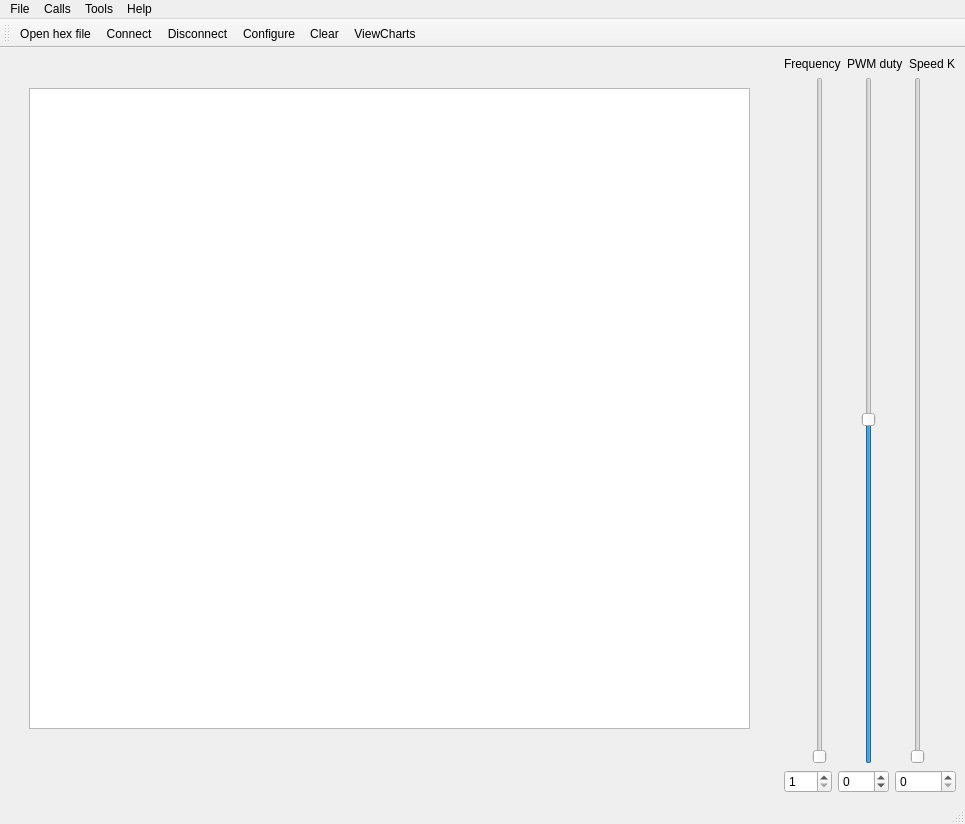
This is mainwindow.ui in RunoVj/Terminal as Qt 5 draws it before an edit. The edited form follows.
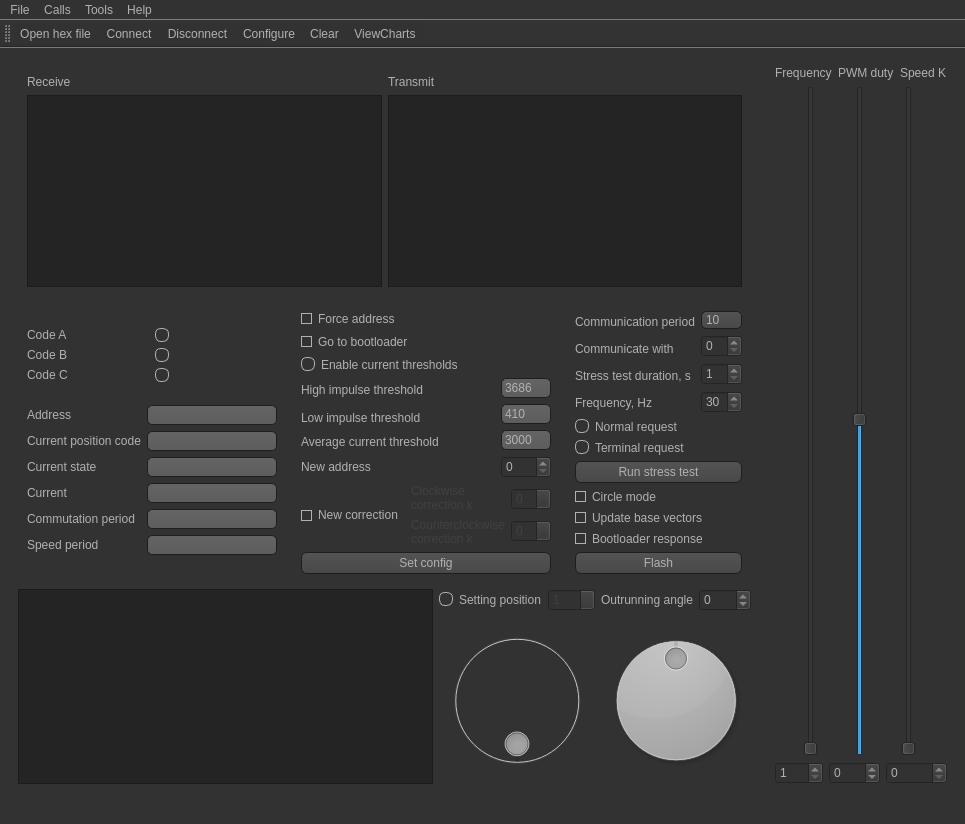
This is the edited form. Icons and pictures are not drawn. Custom widgets are drawn as their Qt base class.

The edit to the form file:
```diff
--- a/mainwindow.ui
+++ b/mainwindow.ui
@@ -13,6 +13,483 @@
   <property name="windowTitle">
    <string>Terminal by Ilya Litik</string>
   </property>
+  <property name="styleSheet">
+   <string notr="true">QToolTip
+{
+     border: 1px solid black;
+     background-color: #ffa02f;
+     padding: 1px;
+     border-radius: 3px;
+     opacity: 100;
+}
+
+QWidget
+{
+    color: #b1b1b1;
+    background-color: #323232;
+}
+
+QMainWindow::separator {
+     background: yellow;
+     width: 10px; /* когда вертикальный */
+     height: 10px; /* когда горизонтальный */
+ }
+
+ QMainWindow::separator:hover {
+     background: red;
+ }
+
+QWidget:item:hover
+{
+    background-color: QLinearGradient( x1: 0, y1: 0, x2: 0, y2: 1, stop: 0 #ffa02f, stop: 1 #ca0619);
+    color: #000000;
+}
+
+QWidget:item:selected
+{
+    background-color: QLinearGradient( x1: 0, y1: 0, x2: 0, y2: 1, stop: 0 #ffa02f, stop: 1 #d7801a);
+}
+
+QMenuBar::item
+{
+    background: transparent;
+}
+
+QMenuBar::item:selected
+{
+    background: transparent;
+    border: 1px solid #ffaa00;
+}
+
+QMenuBar::item:pressed
+{
+    background: #444;
+    border: 1px solid #000;
+    background-color: QLinearGradient(
+        x1:0, y1:0,
+        x2:0, y2:1,
+        stop:1 #212121,
+        stop:0.4 #343434/*,
+        stop:0.2 #343434,
+        stop:0.1 #ffaa00*/
+    );
+    margin-bottom:-1px;
+    padding-bottom:1px;
+}
+
+QMenu
+{
+    border: 1px solid #000;
+}
+
+QMenu::item
+{
+    padding: 2px 20px 2px 20px;
+}
+
+QMenu::item:selected
+{
+    color: #000000;
+}
+
+QWidget:disabled
+{
+    color: #404040;
+    background-color: #323232;
+}
+
+QAbstractItemView
+{
+    background-color: QLinearGradient( x1: 0, y1: 0, x2: 0, y2: 1, stop: 0 #4d4d4d, stop: 0.1 #646464, stop: 1 #5d5d5d);
+}
+
+QWidget:focus
+{
+    /*border: 2px solid QLinearGradient( x1: 0, y1: 0, x2: 0, y2: 1, stop: 0 #ffa02f, stop: 1 #d7801a);*/
+}
+
+QLineEdit
+{
+    background-color: QLinearGradient( x1: 0, y1: 0, x2: 0, y2: 1, stop: 0 #4d4d4d, stop: 0 #646464, stop: 1 #5d5d5d);
+    padding: 1px;
+    border-style: solid;
+    border: 1px solid #1e1e1e;
+    border-radius: 5;
+}
+
+QPushButton
+{
+    color: #b1b1b1;
+    background-color: QLinearGradient( x1: 0, y1: 0, x2: 0, y2: 1, stop: 0 #565656, stop: 0.1 #525252, stop: 0.5 #4e4e4e, stop: 0.9 #4a4a4a, stop: 1 #464646);
+    border-width: 1px;
+    border-color: #1e1e1e;
+    border-style: solid;
+    border-radius: 6;
+    padding: 3px;
+    font-size: 12px;
+    padding-left: 5px;
+    padding-right: 5px;
+}
+
+QPushButton:pressed
+{
+    background-color: QLinearGradient( x1: 0, y1: 0, x2: 0, y2: 1, stop: 0 #2d2d2d, stop: 0.1 #2b2b2b, stop: 0.5 #292929, stop: 0.9 #282828, stop: 1 #252525);
+}
+
+QComboBox
+{
+    selection-background-color: #ffaa00;
+    background-color: QLinearGradient( x1: 0, y1: 0, x2: 0, y2: 1, stop: 0 #565656, stop: 0.1 #525252, stop: 0.5 #4e4e4e, stop: 0.9 #4a4a4a, stop: 1 #464646);
+    border-style: solid;
+    border: 1px solid #1e1e1e;
+    border-radius: 5;
+}
+
+QComboBox:hover,QPushButton:hover
+{
+    border: 2px solid QLinearGradient( x1: 0, y1: 0, x2: 0, y2: 1, stop: 0 #ffa02f, stop: 1 #d7801a);
+}
+
+
+QComboBox:on
+{
+    padding-top: 3px;
+    padding-left: 4px;
+    background-color: QLinearGradient( x1: 0, y1: 0, x2: 0, y2: 1, stop: 0 #2d2d2d, stop: 0.1 #2b2b2b, stop: 0.5 #292929, stop: 0.9 #282828, stop: 1 #252525);
+    selection-background-color: #ffaa00;
+}
+
+QComboBox QAbstractItemView
+{
+    border: 2px solid darkgray;
+    selection-background-color: QLinearGradient( x1: 0, y1: 0, x2: 0, y2: 1, stop: 0 #ffa02f, stop: 1 #d7801a);
+}
+
+QComboBox::drop-down
+{
+     subcontrol-origin: padding;
+     subcontrol-position: top right;
+     width: 15px;
+
+     border-left-width: 0px;
+     border-left-color: darkgray;
+     border-left-style: solid; /* just a single line */
+     border-top-right-radius: 3px; /* same radius as the QComboBox */
+     border-bottom-right-radius: 3px;
+ }
+
+QComboBox::down-arrow
+{
+     image: url(:/down_arrow.png);
+}
+
+QGroupBox:focus
+{
+border: 2px solid QLinearGradient( x1: 0, y1: 0, x2: 0, y2: 1, stop: 0 #ffa02f, stop: 1 #d7801a);
+}
+
+QTextEdit:focus
+{
+    border: 2px solid QLinearGradient( x1: 0, y1: 0, x2: 0, y2: 1, stop: 0 #ffa02f, stop: 1 #d7801a);
+}
+
+QScrollBar:horizontal {
+     border: 1px solid #222222;
+     background: QLinearGradient( x1: 0, y1: 0, x2: 0, y2: 1, stop: 0.0 #121212, stop: 0.2 #282828, stop: 1 #484848);
+     height: 7px;
+     margin: 0px 16px 0 16px;
+}
+
+QScrollBar::handle:horizontal
+{
+      background: QLinearGradient( x1: 0, y1: 0, x2: 1, y2: 0, stop: 0 #ffa02f, stop: 0.5 #d7801a, stop: 1 #ffa02f);
+      min-height: 20px;
+      border-radius: 2px;
+}
+
+QScrollBar::add-line:horizontal {
+      border: 1px solid #1b1b19;
+      border-radius: 2px;
+      background: QLinearGradient( x1: 0, y1: 0, x2: 1, y2: 0, stop: 0 #ffa02f, stop: 1 #d7801a);
+      width: 14px;
+      subcontrol-position: right;
+      subcontrol-origin: margin;
+}
+
+QScrollBar::sub-line:horizontal {
+      border: 1px solid #1b1b19;
+      border-radius: 2px;
+      background: QLinearGradient( x1: 0, y1: 0, x2: 1, y2: 0, stop: 0 #ffa02f, stop: 1 #d7801a);
+      width: 14px;
+     subcontrol-position: left;
+     subcontrol-origin: margin;
+}
+
+QScrollBar::right-arrow:horizontal, QScrollBar::left-arrow:horizontal
+{
+      border: 1px solid black;
+      width: 1px;
+      height: 1px;
+      background: white;
+}
+
+QScrollBar::add-page:horizontal, QScrollBar::sub-page:horizontal
+{
+      background: none;
+}
+
+QScrollBar:vertical
+{
+      background: QLinearGradient( x1: 0, y1: 0, x2: 1, y2: 0, stop: 0.0 #121212, stop: 0.2 #282828, stop: 1 #484848);
+      width: 7px;
+      margin: 16px 0 16px 0;
+      border: 1px solid #222222;
+}
+
+QScrollBar::handle:vertical
+{
+      background: QLinearGradient( x1: 0, y1: 0, x2: 0, y2: 1, stop: 0 #ffa02f, stop: 0.5 #d7801a, stop: 1 #ffa02f);
+      min-height: 20px;
+      border-radius: 2px;
+}
+
+QScrollBar::add-line:vertical
+{
+      border: 1px solid #1b1b19;
+      border-radius: 2px;
+      background: QLinearGradient( x1: 0, y1: 0, x2: 0, y2: 1, stop: 0 #ffa02f, stop: 1 #d7801a);
+      height: 14px;
+      subcontrol-position: bottom;
+      subcontrol-origin: margin;
+}
+
+QScrollBar::sub-line:vertical
+{
+      border: 1px solid #1b1b19;
+      border-radius: 2px;
+      background: QLinearGradient( x1: 0, y1: 0, x2: 0, y2: 1, stop: 0 #d7801a, stop: 1 #ffa02f);
+      height: 14px;
+      subcontrol-position: top;
+      subcontrol-origin: margin;
+}
+
+QScrollBar::up-arrow:vertical, QScrollBar::down-arrow:vertical
+{
+      border: 1px solid black;
+      width: 1px;
+      height: 1px;
+      background: white;
+}
+
+
+QScrollBar::add-page:vertical, QScrollBar::sub-page:vertical
+{
+      background: none;
+}
+
+QTextEdit
+{
+    background-color: #242424;
+}
+
+QPlainTextEdit
+{
+    background-color: #242424;
+}
+
+QHeaderView::section
+{
+    background-color: QLinearGradient(x1:0, y1:0, x2:0, y2:1, stop:0 #616161, stop: 0.5 #505050, stop: 0.6 #434343, stop:1 #656565);
+    color: white;
+    padding-left: 4px;
+    border: 1px solid #6c6c6c;
+}
+
+QCheckBox:disabled
+{
+color: #414141;
+}
+
+QDockWidget::title
+{
+    text-align: center;
+    spacing: 3px; /* spacing between items in the tool bar */
+    background-color: QLinearGradient(x1:0, y1:0, x2:0, y2:1, stop:0 #323232, stop: 0.5 #242424, stop:1 #323232);
+}
+
+QDockWidget::close-button, QDockWidget::float-button
+{
+    text-align: center;
+    spacing: 1px; /* spacing between items in the tool bar */
+    background-color: QLinearGradient(x1:0, y1:0, x2:0, y2:1, stop:0 #323232, stop: 0.5 #242424, stop:1 #323232);
+}
+
+QDockWidget::close-button:hover, QDockWidget::float-button:hover
+{
+    background: #242424;
+}
+
+QDockWidget::close-button:pressed, QDockWidget::float-button:pressed
+{
+    padding: 1px -1px -1px 1px;
+}
+
+QMainWindow::separator
+{
+    background-color: QLinearGradient(x1:0, y1:0, x2:0, y2:1, stop:0 #161616, stop: 0.5 #151515, stop: 0.6 #212121, stop:1 #343434);
+    color: white;
+    padding-left: 4px;
+    border: 1px solid #4c4c4c;
+    spacing: 3px; /* spacing between items in the tool bar */
+}
+
+QMainWindow::separator:hover
+{
+
+    background-color: QLinearGradient(x1:0, y1:0, x2:0, y2:1, stop:0 #d7801a, stop:0.5 #b56c17 stop:1 #ffa02f);
+    color: white;
+    padding-left: 4px;
+    border: 1px solid #6c6c6c;
+    spacing: 3px; /* spacing between items in the tool bar */
+}
+
+QToolBar::handle
+{
+     spacing: 3px; /* spacing between items in the tool bar */
+     background: url(:/images/handle.png);
+}
+
+QMenu::separator
+{
+    height: 2px;
+    background-color: QLinearGradient(x1:0, y1:0, x2:0, y2:1, stop:0 #161616, stop: 0.5 #151515, stop: 0.6 #212121, stop:1 #343434);
+    color: white;
+    padding-left: 4px;
+    margin-left: 10px;
+    margin-right: 5px;
+}
+
+QProgressBar
+{
+    border: 2px solid grey;
+    border-radius: 5px;
+    text-align: center;
+}
+
+QProgressBar::chunk
+{
+    background-color: #d7801a;
+    width: 2.15px;
+    margin: 0.5px;
+}
+
+QTabBar::tab {
+    color: #b1b1b1;
+    border: 1px solid #444;
+    border-bottom-style: none;
+    background-color: #323232;
+    padding-left: 10px;
+    padding-right: 10px;
+    padding-top: 3px;
+    padding-bottom: 2px;
+    margin-right: -1px;
+}
+
+QTabWidget::pane {
+    border: 1px solid #444;
+    top: 1px;
+}
+
+QTabBar::tab:last
+{
+    margin-right: 0; /* the last selected tab has nothing to overlap with on the right */
+    border-top-right-radius: 3px;
+}
+
+QTabBar::tab:first:!selected
+{
+ margin-left: 0px; /* the last selected tab has nothing to overlap with on the right */
+
+
+    border-top-left-radius: 3px;
+}
+
+QTabBar::tab:!selected
+{
+    color: #b1b1b1;
+    border-bottom-style: solid;
+    margin-top: 3px;
+    background-color: QLinearGradient(x1:0, y1:0, x2:0, y2:1, stop:1 #212121, stop:.4 #343434);
+}
+
+QTabBar::tab:selected
+{
+    border-top-left-radius: 3px;
+    border-top-right-radius: 3px;
+    margin-bottom: 0px;
+}
+
+QTabBar::tab:!selected:hover
+{
+    /*border-top: 2px solid #ffaa00;
+    padding-bottom: 3px;*/
+    border-top-left-radius: 3px;
+    border-top-right-radius: 3px;
+    background-color: QLinearGradient(x1:0, y1:0, x2:0, y2:1, stop:1 #212121, stop:0.4 #343434, stop:0.2 #343434, stop:0.1 #ffaa00);
+}
+
+QRadioButton::indicator:checked, QRadioButton::indicator:unchecked{
+    color: #b1b1b1;
+    background-color: #323232;
+    border: 1px solid #b1b1b1;
+    border-radius: 6px;
+}
+
+QRadioButton::indicator:checked
+{
+    background-color: qradialgradient(
+        cx: 0.5, cy: 0.5,
+        fx: 0.5, fy: 0.5,
+        radius: 1.0,
+        stop: 0.25 #ffaa00,
+        stop: 0.3 #323232
+    );
+}
+
+QCheckBox::indicator{
+    color: #b1b1b1;
+    background-color: #323232;
+    border: 1px solid #b1b1b1;
+    width: 9px;
+    height: 9px;
+}
+
+QRadioButton::indicator
+{
+    border-radius: 6px;
+}
+
+QRadioButton::indicator:hover, QCheckBox::indicator:hover
+{
+    border: 1px solid #ffaa00;
+}
+
+QCheckBox::indicator:checked
+{
+    background-color: qradialgradient(
+        cx: 0.5, cy: 0.5,
+        fx: 0.5, fy: 0.5,
+        radius: 1.0,
+        stop: 0.25 #ffaa00,
+        stop: 0.3 #323232
+    );
+}
+
+QCheckBox::indicator:disabled, QRadioButton::indicator:disabled
+{
+    border: 1px solid #444;
+}</string>
+  </property>
   <property name="toolButtonStyle">
    <enum>Qt::ToolButtonIconOnly</enum>
   </property>
@@ -29,9 +506,12 @@
       <item>
        <widget class="QStackedWidget" name="TerminalStackWidget">
         <property name="currentIndex">
-         <number>1</number>
+         <number>0</number>
         </property>
-        <widget class="QWidget" name="TerminalWidget" native="true">
+        <widget class="QWidget" name="terminalWidget">
+         <property name="styleSheet">
+          <string notr="true"/>
+         </property>
          <layout class="QVBoxLayout" name="verticalLayout_12">
           <item>
            <widget class="QWidget" name="DateFlowWidget" native="true">
@@ -730,6 +1210,9 @@
                    <property name="text">
                     <string>Circle mode</string>
                    </property>
+                   <property name="checked">
+                    <bool>true</bool>
+                   </property>
                   </widget>
                  </item>
                  <item>
@@ -913,21 +1396,14 @@
           </item>
          </layout>
         </widget>
-        <widget class="QWidget" name="page">
-         <widget class="QGraphicsView" name="graphicsView">
-          <property name="geometry">
-           <rect>
-            <x>20</x>
-            <y>31</y>
-            <width>721</width>
-            <height>641</height>
-           </rect>
-          </property>
-         </widget>
-        </widget>
+        <widget class="ChartsWidget" name="charts"/>
        </widget>
       </item>
       <item>
+       <widget class="QWidget" name="ControlSlidersWidget" native="true">
+        <property name="styleSheet">
+         <string notr="true"/>
+        </property>
        <layout class="QVBoxLayout" name="verticalLayoutControlSliders">
         <item>
          <layout class="QHBoxLayout" name="horizontalLayout_33">
@@ -1047,6 +1523,7 @@
          </layout>
         </item>
        </layout>
+       </widget>
       </item>
      </layout>
     </item>
@@ -1058,7 +1535,7 @@
      <x>0</x>
      <y>0</y>
      <width>965</width>
-     <height>22</height>
+     <height>20</height>
     </rect>
    </property>
    <widget class="QMenu" name="menuCalls">
@@ -1179,6 +1656,14 @@
    </property>
   </action>
  </widget>
+ <customwidgets>
+  <customwidget>
+   <class>ChartsWidget</class>
+   <extends>QWidget</extends>
+   <header>chartswidget.h</header>
+   <container>1</container>
+  </customwidget>
+ </customwidgets>
  <resources>
   <include location="terminal.qrc"/>
  </resources>
```
Lines whose indentation alone changed are shown as unchanged.
